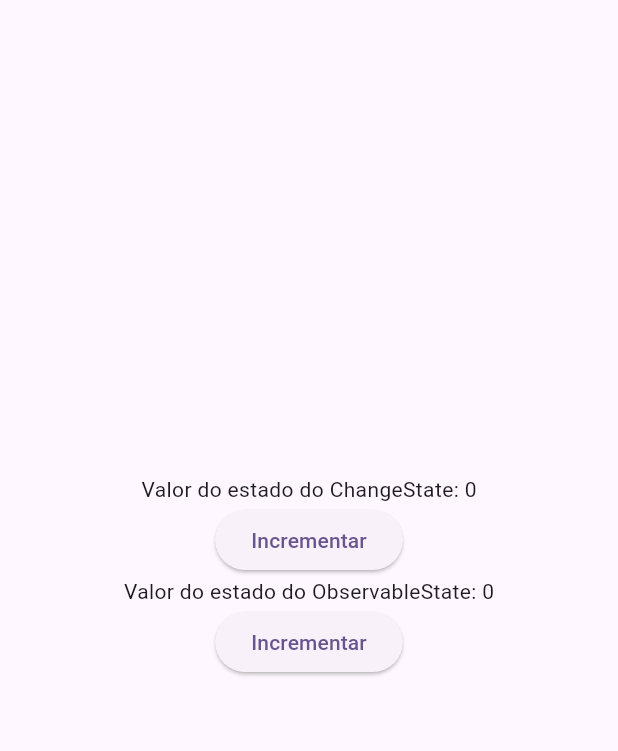
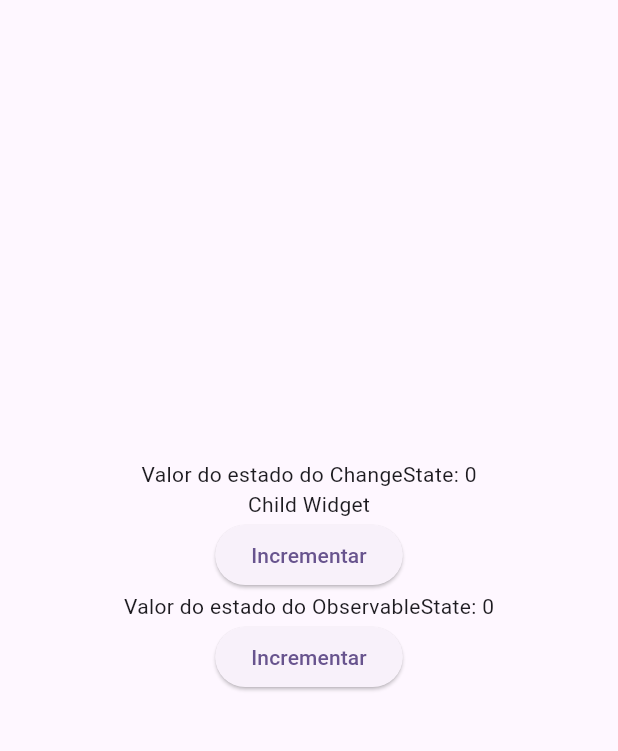
Before and after one commit to DanielVieira2828/gerenciamento_de_estado_mixins, a Flutter app: the screen it shows after launch, on a phone screen of 412 x 824 dp, the part 84-835 px from its top. Run offline on Flutter 3.47's test engine with Material 3 defaults, Android fonts, the phone set to English and light mode, and no system bars.

Commit message:
Simple Builder created

```diff
--- /dev/null
+++ b/lib/builders/observable_builder.dart
@@ -0,0 +1,41 @@
+import 'package:criando_gerenciamento_estado/contracts/observable.dart';
+import 'package:flutter/material.dart';
+
+class ObservableBuilder extends StatefulWidget {
+  const ObservableBuilder({
+    super.key,
+    required this.observable,
+    required this.builder,
+    this.child,
+  });
+
+  final Observable observable;
+  final Widget Function(BuildContext context, Widget? child) builder;
+  final Widget? child;
+
+  @override
+  State<ObservableBuilder> createState() => _ObservableBuilderState();
+}
+
+class _ObservableBuilderState extends State<ObservableBuilder> {
+  @override
+  void initState() {
+    widget.observable.addListener(() {
+      setState(() {});
+    });
+    super.initState();
+  }
+
+  @override
+  Widget build(BuildContext context) {
+    return widget.builder(context, widget.child);
+  }
+
+  @override
+  void dispose() {
+    widget.observable.removeListener(() {
+      setState(() {});
+    });
+    super.dispose();
+  }
+}
--- a/lib/pages/home.dart
+++ b/lib/pages/home.dart
@@ -1,3 +1,4 @@
+import 'package:criando_gerenciamento_estado/builders/observable_builder.dart';
 import 'package:criando_gerenciamento_estado/classes/counter_state.dart';
 import 'package:criando_gerenciamento_estado/controllers/state_observable.dart';
 import 'package:flutter/material.dart';
@@ -14,7 +15,6 @@ class _MyHomePageState extends State<MyHomePage> {
   final observableCounter = StateObservable(0);
   @override
   void initState() {
-    counterState.addListener(callback);
     observableCounter.addListener(callback);
     super.initState();
   }
@@ -34,8 +34,19 @@ class _MyHomePageState extends State<MyHomePage> {
         child: Column(
           mainAxisAlignment: MainAxisAlignment.center,
           children: <Widget>[
-            Text(
-              'Valor do estado do ChangeState: ${counterState.counter}',
+            ObservableBuilder(
+              observable: counterState,
+              child: const Text("Child Widget"),
+              builder: (context, child) {
+                return Column(
+                  children: [
+                    Text(
+                      'Valor do estado do ChangeState: ${counterState.counter}',
+                    ),
+                    child!,
+                  ],
+                );
+              },
             ),
             ElevatedButton(
               onPressed: () {
@@ -60,7 +71,6 @@ class _MyHomePageState extends State<MyHomePage> {
 
   @override
   void dispose() {
-    counterState.removeListener(callback);
     observableCounter.removeListener(callback);
     super.dispose();
   }
```
